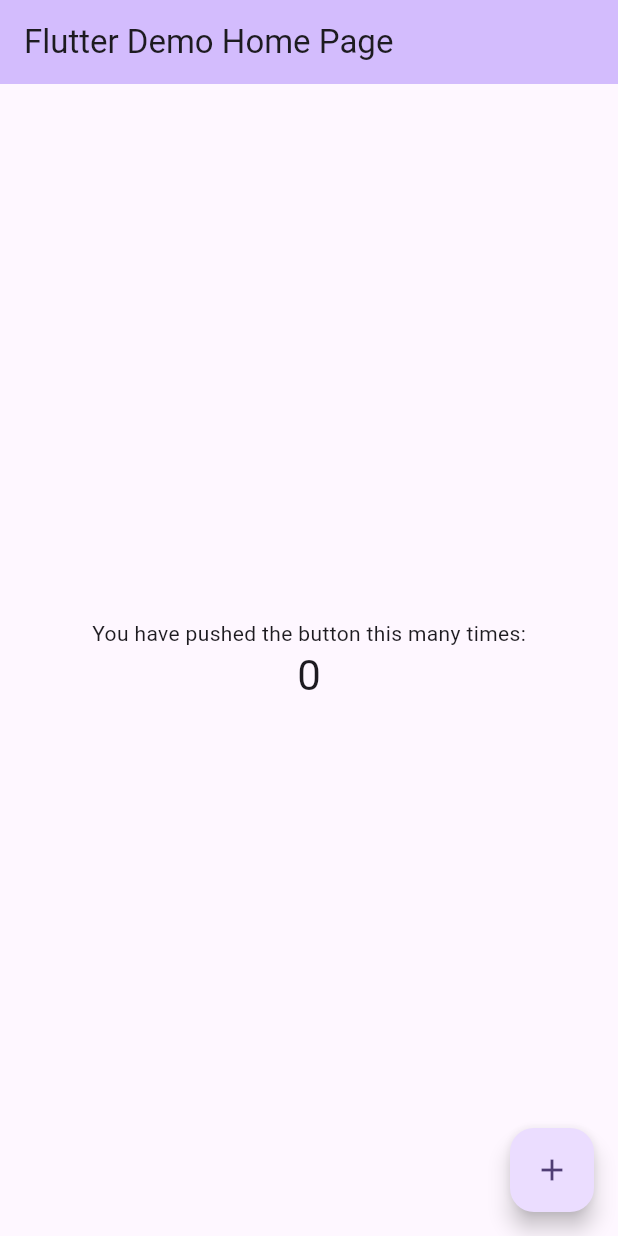
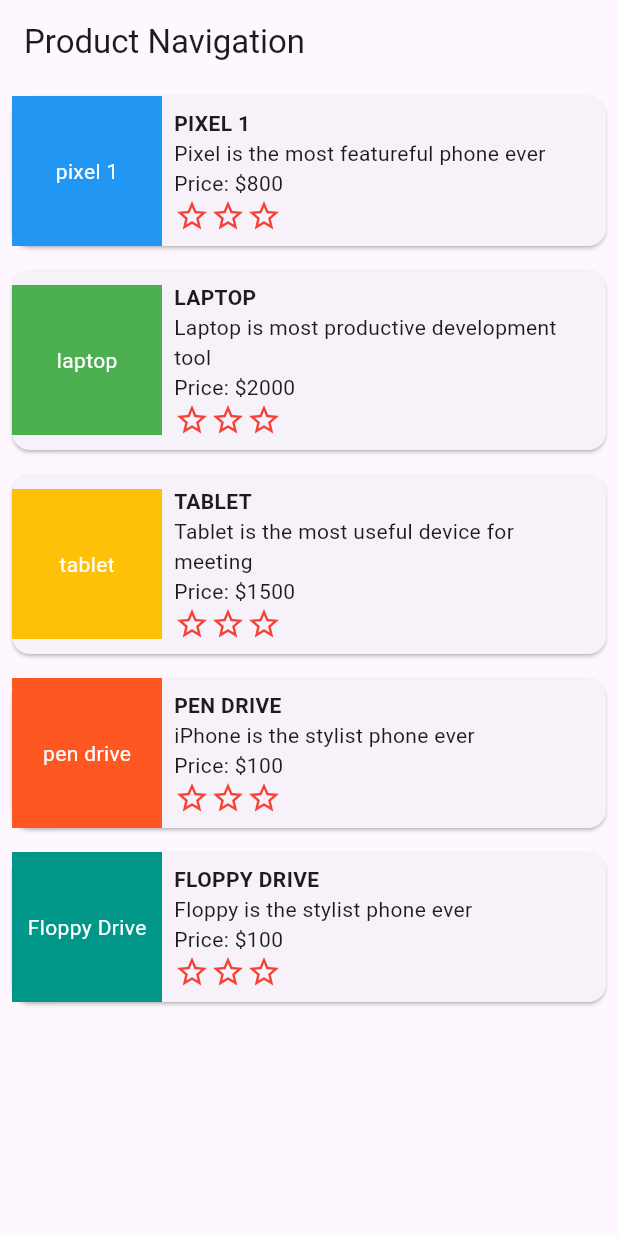
Before and after one commit to Asaiba/Mobile_Widgets, a Flutter app: the screen it shows after launch, on a phone screen of 412 x 824 dp. Run offline on Flutter 3.47's test engine with Material 3 defaults, Android fonts, the phone set to English and light mode, and no system bars.

Commit message:
main file

```diff
--- a/lib/main.dart
+++ b/lib/main.dart
@@ -1,125 +1,143 @@
 import 'package:flutter/material.dart';
+import 'screens/pixel_screen.dart';
+import 'screens/laptop_screen.dart';
+import 'screens/tablet_screen.dart';
+import 'screens/pendrive_screen.dart';
+import 'screens/floppy_screen.dart';
 
 void main() {
-  runApp(const MyApp());
+  runApp(MyApp());
 }
 
 class MyApp extends StatelessWidget {
-  const MyApp({super.key});
-
-  // This widget is the root of your application.
   @override
   Widget build(BuildContext context) {
     return MaterialApp(
-      title: 'Flutter Demo',
+      title: 'Product Navigation',
       theme: ThemeData(
-        // This is the theme of your application.
-        //
-        // TRY THIS: Try running your application with "flutter run". You'll see
-        // the application has a purple toolbar. Then, without quitting the app,
-        // try changing the seedColor in the colorScheme below to Colors.green
-        // and then invoke "hot reload" (save your changes or press the "hot
-        // reload" button in a Flutter-supported IDE, or press "r" if you used
-        // the command line to start the app).
-        //
-        // Notice that the counter didn't reset back to zero; the application
-        // state is not lost during the reload. To reset the state, use hot
-        // restart instead.
-        //
-        // This works for code too, not just values: Most code changes can be
-        // tested with just a hot reload.
-        colorScheme: ColorScheme.fromSeed(seedColor: Colors.deepPurple),
-        useMaterial3: true,
+        primarySwatch: Colors.blue,
       ),
-      home: const MyHomePage(title: 'Flutter Demo Home Page'),
+      home: ProductNavigation(),
+      routes: {
+        '/pixel': (context) => PixelScreen(),
+        '/laptop': (context) => LaptopScreen(),
+        '/tablet': (context) => TabletScreen(),
+        '/pendrive': (context) => PendriveScreen(),
+        '/floppy': (context) => FloppyScreen(),
+      },
     );
   }
 }
 
-class MyHomePage extends StatefulWidget {
-  const MyHomePage({super.key, required this.title});
-
-  // This widget is the home page of your application. It is stateful, meaning
-  // that it has a State object (defined below) that contains fields that affect
-  // how it looks.
-
-  // This class is the configuration for the state. It holds the values (in this
-  // case the title) provided by the parent (in this case the App widget) and
-  // used by the build method of the State. Fields in a Widget subclass are
-  // always marked "final".
-
-  final String title;
-
+class ProductNavigation extends StatelessWidget {
   @override
-  State<MyHomePage> createState() => _MyHomePageState();
+  Widget build(BuildContext context) {
+    return Scaffold(
+      appBar: AppBar(
+        title: Text('Product Navigation'),
+      ),
+      body: ListView(
+        children: [
+          ProductCard(
+            title: 'pixel 1',
+            description: 'Pixel is the most featureful phone ever',
+            price: 800,
+            color: Colors.blue,
+            route: '/pixel',
+          ),
+          ProductCard(
+            title: 'laptop',
+            description: 'Laptop is most productive development tool',
+            price: 2000,
+            color: Colors.green,
+            route: '/laptop',
+          ),
+          ProductCard(
+            title: 'tablet',
+            description: 'Tablet is the most useful device for meeting',
+            price: 1500,
+            color: Colors.amber,
+            route: '/tablet',
+          ),
+          ProductCard(
+            title: 'pen drive',
+            description: 'iPhone is the stylist phone ever',
+            price: 100,
+            color: Colors.deepOrange,
+            route: '/pendrive',
+          ),
+          ProductCard(
+            title: 'Floppy Drive',
+            description: 'Floppy is the stylist phone ever',
+            price: 100,
+            color: Colors.teal,
+            route: '/floppy',
+          ),
+        ],
+      ),
+    );
+  }
 }
 
-class _MyHomePageState extends State<MyHomePage> {
-  int _counter = 0;
+class ProductCard extends StatelessWidget {
+  final String title;
+  final String description;
+  final double price;
+  final Color color;
+  final String route;
 
-  void _incrementCounter() {
-    setState(() {
-      // This call to setState tells the Flutter framework that something has
-      // changed in this State, which causes it to rerun the build method below
-      // so that the display can reflect the updated values. If we changed
-      // _counter without calling setState(), then the build method would not be
-      // called again, and so nothing would appear to happen.
-      _counter++;
-    });
-  }
+  const ProductCard({
+    required this.title,
+    required this.description,
+    required this.price,
+    required this.color,
+    required this.route,
+  });
 
   @override
   Widget build(BuildContext context) {
-    // This method is rerun every time setState is called, for instance as done
-    // by the _incrementCounter method above.
-    //
-    // The Flutter framework has been optimized to make rerunning build methods
-    // fast, so that you can just rebuild anything that needs updating rather
-    // than having to individually change instances of widgets.
-    return Scaffold(
-      appBar: AppBar(
-        // TRY THIS: Try changing the color here to a specific color (to
-        // Colors.amber, perhaps?) and trigger a hot reload to see the AppBar
-        // change color while the other colors stay the same.
-        backgroundColor: Theme.of(context).colorScheme.inversePrimary,
-        // Here we take the value from the MyHomePage object that was created by
-        // the App.build method, and use it to set our appbar title.
-        title: Text(widget.title),
-      ),
-      body: Center(
-        // Center is a layout widget. It takes a single child and positions it
-        // in the middle of the parent.
-        child: Column(
-          // Column is also a layout widget. It takes a list of children and
-          // arranges them vertically. By default, it sizes itself to fit its
-          // children horizontally, and tries to be as tall as its parent.
-          //
-          // Column has various properties to control how it sizes itself and
-          // how it positions its children. Here we use mainAxisAlignment to
-          // center the children vertically; the main axis here is the vertical
-          // axis because Columns are vertical (the cross axis would be
-          // horizontal).
-          //
-          // TRY THIS: Invoke "debug painting" (choose the "Toggle Debug Paint"
-          // action in the IDE, or press "p" in the console), to see the
-          // wireframe for each widget.
-          mainAxisAlignment: MainAxisAlignment.center,
-          children: <Widget>[
-            const Text(
-              'You have pushed the button this many times:',
+    return Card(
+      margin: EdgeInsets.all(8.0),
+      child: InkWell(
+        onTap: () => Navigator.pushNamed(context, route),
+        child: Row(
+          children: [
+            Container(
+              width: 100,
+              height: 100,
+              color: color,
+              alignment: Alignment.center,
+              child: Text(
+                title,
+                style: TextStyle(color: Colors.white),
+              ),
             ),
-            Text(
-              '$_counter',
-              style: Theme.of(context).textTheme.headlineMedium,
+            Expanded(
+              child: Padding(
+                padding: EdgeInsets.all(8.0),
+                child: Column(
+                  crossAxisAlignment: CrossAxisAlignment.start,
+                  children: [
+                    Text(
+                      title.toUpperCase(),
+                      style: TextStyle(fontWeight: FontWeight.bold),
+                    ),
+                    Text(description),
+                    Text('Price: \$${price.toStringAsFixed(0)}'),
+                    Row(
+                      children: [
+                        Icon(Icons.star_border, color: Colors.red),
+                        Icon(Icons.star_border, color: Colors.red),
+                        Icon(Icons.star_border, color: Colors.red),
+                      ],
+                    ),
+                  ],
+                ),
+              ),
             ),
           ],
         ),
       ),
-      floatingActionButton: FloatingActionButton(
-        onPressed: _incrementCounter,
-        tooltip: 'Increment',
-        child: const Icon(Icons.add),
-      ), // This trailing comma makes auto-formatting nicer for build methods.
     );
   }
 }
```
